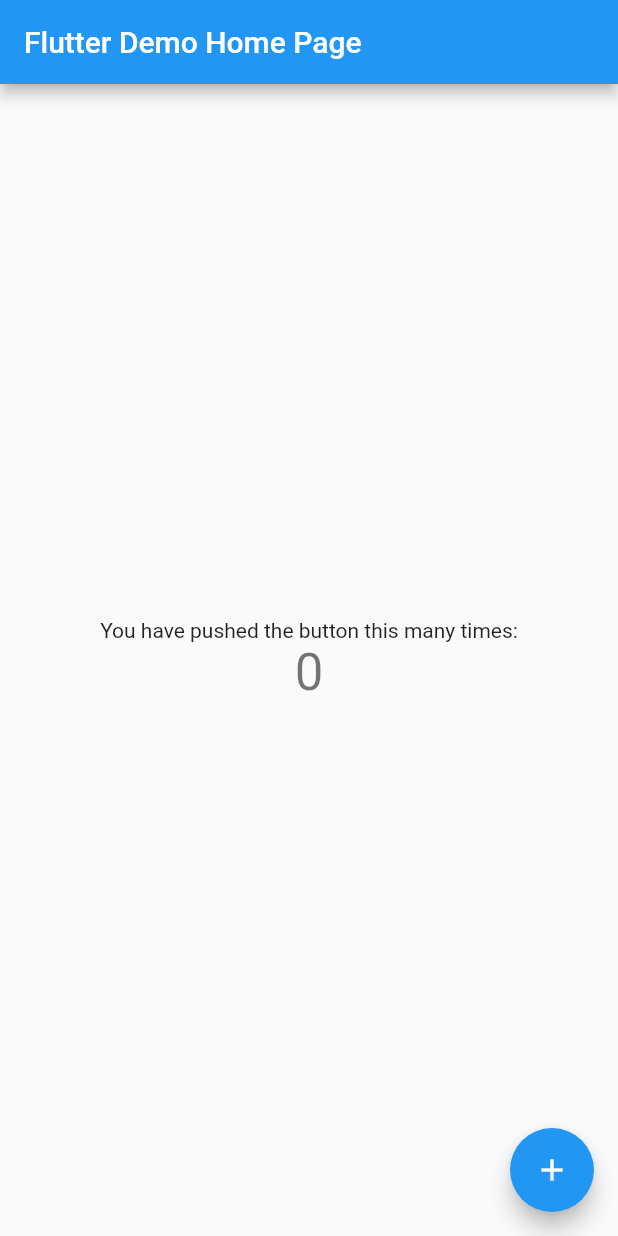
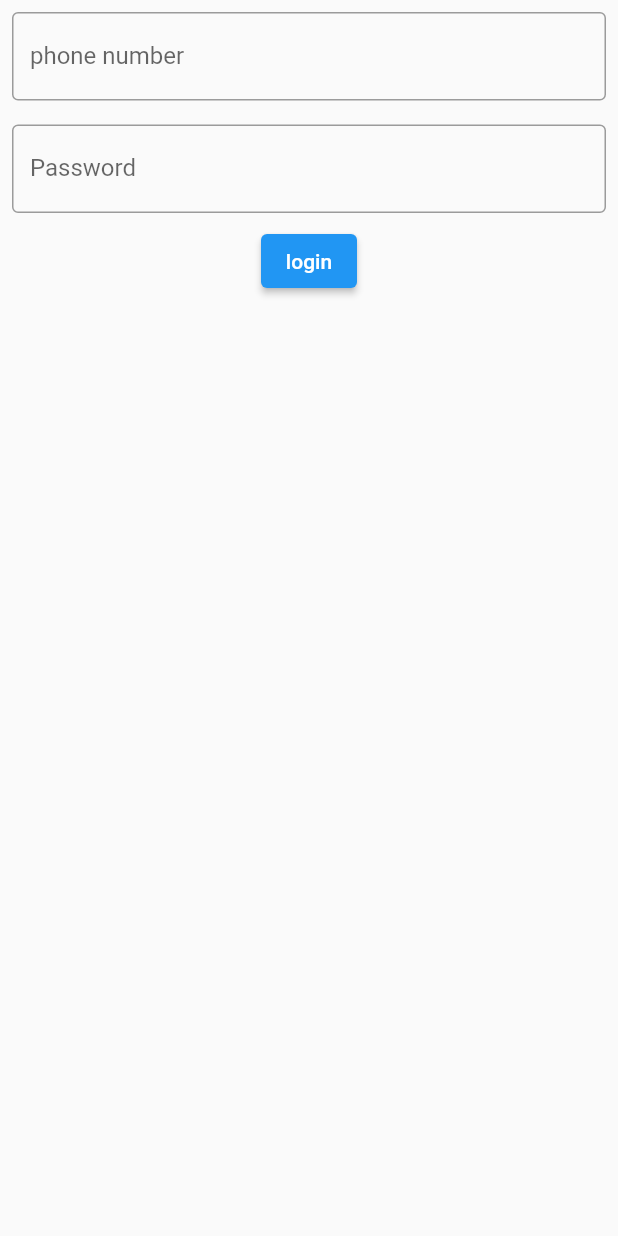
Before and after one commit to ShamsMoAhmed/e_commerce.app, a Flutter app: the screen it shows after launch, on a phone screen of 412 x 824 dp. Run offline on Flutter 3.47's test engine with Material 2 defaults, Android fonts, the phone set to English and light mode, and no system bars.

Commit message:
create login_screen

```diff
--- /dev/null
+++ b/lib/home_screen.dart
@@ -0,0 +1,21 @@
+import 'package:flutter/material.dart';
+import 'package:flutter/src/foundation/key.dart';
+import 'package:flutter/src/widgets/framework.dart';
+
+class Home_screen extends StatefulWidget {
+  const Home_screen({Key? key}) : super(key: key);
+
+  @override
+  State<Home_screen> createState() => _Home_screenState();
+}
+
+class _Home_screenState extends State<Home_screen> {
+  @override
+  Widget build(BuildContext context) {
+    return Scaffold(
+      body: SafeArea(
+        child: Text("Home Screen"),
+      ),
+    );
+  }
+}
--- /dev/null
+++ b/lib/login_screen.dart
@@ -0,0 +1,68 @@
+import 'package:flutter/material.dart';
+
+import 'home_screen.dart';
+
+class login_screen extends StatefulWidget {
+  const login_screen({Key? key}) : super(key: key);
+
+  @override
+  State<login_screen> createState() => _login_screenState();
+}
+
+class _login_screenState extends State<login_screen> {
+  var phoneNumberController = TextEditingController();
+  var passwordController = TextEditingController();
+  login() {
+    var phone = phoneNumberController.text;
+    var pass = passwordController.text;
+    if (phone == "123456" && pass == "12300") {
+      Navigator.pushReplacement(
+          context,
+          MaterialPageRoute(
+            builder: (context) => Home_screen(),
+          ));
+    } else
+      print("please chech your pass or phoneNum");
+  }
+
+  @override
+  Widget build(BuildContext context) {
+    return Scaffold(
+        body: SafeArea(
+      child: Column(
+        children: [
+          Padding(
+            padding: const EdgeInsets.all(8.0),
+            child: TextField(
+              controller: phoneNumberController,
+              decoration: InputDecoration(
+                  border: OutlineInputBorder(),
+                  hintText: "please write your phone number",
+                  label: Text("phone number")),
+            ),
+          ),
+          Padding(
+            padding: const EdgeInsets.all(8.0),
+            child: TextField(
+              controller: passwordController,
+              decoration: InputDecoration(
+                  border: OutlineInputBorder(),
+                  hintText: "please write your Password",
+                  label: Text("Password")),
+            ),
+          ),
+          Column(
+            children: [
+              ElevatedButton(
+                onPressed: () {
+                  login();
+                },
+                child: Text("login"),
+              ),
+            ],
+          )
+        ],
+      ),
+    ));
+  }
+}
--- a/lib/main.dart
+++ b/lib/main.dart
@@ -1,115 +1,13 @@
+// ignore_for_file: prefer_const_constructors
+
 import 'package:flutter/material.dart';
+import '';
+import 'login_screen.dart';
 
 void main() {
-  runApp(const MyApp());
+  runApp(
+    MaterialApp(
+      home: login_screen(),
+    ),
+  );
 }
-
-class MyApp extends StatelessWidget {
-  const MyApp({Key? key}) : super(key: key);
-
-  // This widget is the root of your application.
-  @override
-  Widget build(BuildContext context) {
-    return MaterialApp(
-      title: 'Flutter Demo',
-      theme: ThemeData(
-        // This is the theme of your application.
-        //
-        // Try running your application with "flutter run". You'll see the
-        // application has a blue toolbar. Then, without quitting the app, try
-        // changing the primarySwatch below to Colors.green and then invoke
-        // "hot reload" (press "r" in the console where you ran "flutter run",
-        // or simply save your changes to "hot reload" in a Flutter IDE).
-        // Notice that the counter didn't reset back to zero; the application
-        // is not restarted.
-        primarySwatch: Colors.blue,
-      ),
-      home: const MyHomePage(title: 'Flutter Demo Home Page'),
-    );
-  }
-}
-
-class MyHomePage extends StatefulWidget {
-  const MyHomePage({Key? key, required this.title}) : super(key: key);
-
-  // This widget is the home page of your application. It is stateful, meaning
-  // that it has a State object (defined below) that contains fields that affect
-  // how it looks.
-
-  // This class is the configuration for the state. It holds the values (in this
-  // case the title) provided by the parent (in this case the App widget) and
-  // used by the build method of the State. Fields in a Widget subclass are
-  // always marked "final".
-
-  final String title;
-
-  @override
-  State<MyHomePage> createState() => _MyHomePageState();
-}
-
-class _MyHomePageState extends State<MyHomePage> {
-  int _counter = 0;
-
-  void _incrementCounter() {
-    setState(() {
-      // This call to setState tells the Flutter framework that something has
-      // changed in this State, which causes it to rerun the build method below
-      // so that the display can reflect the updated values. If we changed
-      // _counter without calling setState(), then the build method would not be
-      // called again, and so nothing would appear to happen.
-      _counter++;
-    });
-  }
-
-  @override
-  Widget build(BuildContext context) {
-    // This method is rerun every time setState is called, for instance as done
-    // by the _incrementCounter method above.
-    //
-    // The Flutter framework has been optimized to make rerunning build methods
-    // fast, so that you can just rebuild anything that needs updating rather
-    // than having to individually change instances of widgets.
-    return Scaffold(
-      appBar: AppBar(
-        // Here we take the value from the MyHomePage object that was created by
-        // the App.build method, and use it to set our appbar title.
-        title: Text(widget.title),
-      ),
-      body: Center(
-        // Center is a layout widget. It takes a single child and positions it
-        // in the middle of the parent.
-        child: Column(
-          // Column is also a layout widget. It takes a list of children and
-          // arranges them vertically. By default, it sizes itself to fit its
-          // children horizontally, and tries to be as tall as its parent.
-          //
-          // Invoke "debug painting" (press "p" in the console, choose the
-          // "Toggle Debug Paint" action from the Flutter Inspector in Android
-          // Studio, or the "Toggle Debug Paint" command in Visual Studio Code)
-          // to see the wireframe for each widget.
-          //
-          // Column has various properties to control how it sizes itself and
-          // how it positions its children. Here we use mainAxisAlignment to
-          // center the children vertically; the main axis here is the vertical
-          // axis because Columns are vertical (the cross axis would be
-          // horizontal).
-          mainAxisAlignment: MainAxisAlignment.center,
-          children: <Widget>[
-            const Text(
-              'You have pushed the button this many times:',
-            ),
-            Text(
-              '$_counter',
-              style: Theme.of(context).textTheme.headline4,
-            ),
-          ],
-        ),
-      ),
-      floatingActionButton: FloatingActionButton(
-        onPressed: _incrementCounter,
-        tooltip: 'Increment',
-        child: const Icon(Icons.add),
-      ), // This trailing comma makes auto-formatting nicer for build methods.
-    );
-  }
-}
```
